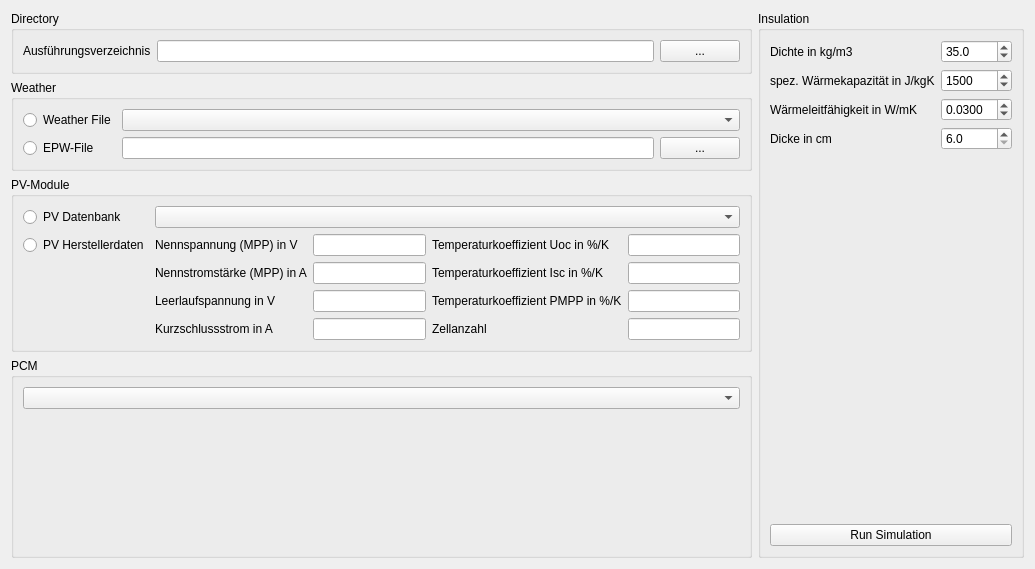
This is PVTool/src/PVToolWidget.ui in Arombolosh/PVTool as Qt 5 draws it before an edit. The edited form follows.
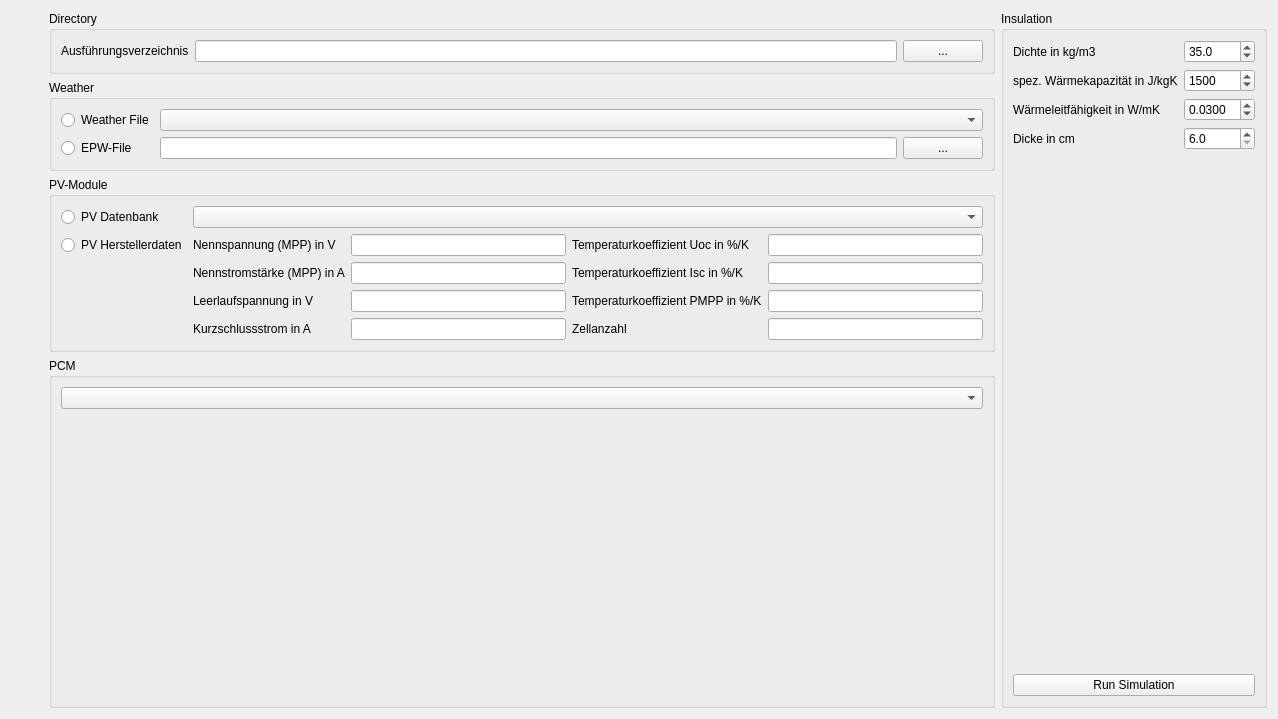
This is the edited form. Custom widgets are drawn as their Qt base class.

Commit message: Refactoring, added button bar and corresponding icons.

Diff of the .ui file:
```diff
--- a/PVTool/src/PVToolWidget.ui
+++ b/PVTool/src/PVToolWidget.ui
@@ -6,15 +6,15 @@
    <rect>
     <x>0</x>
     <y>0</y>
-    <width>1035</width>
-    <height>569</height>
+    <width>1278</width>
+    <height>719</height>
    </rect>
   </property>
   <property name="windowTitle">
    <string>Form</string>
   </property>
-  <layout class="QGridLayout" name="gridLayout_4">
-   <item row="3" column="0">
+  <layout class="QGridLayout" name="mainGridLayout">
+   <item row="3" column="1">
     <widget class="QGroupBox" name="groupBox_PCM">
      <property name="minimumSize">
       <size>
@@ -45,7 +45,206 @@
      </layout>
     </widget>
    </item>
-   <item row="2" column="0">
+   <item row="0" column="0" rowspan="4">
+    <widget class="PVTButtonBar" name="widget" native="true">
+     <property name="minimumSize">
+      <size>
+       <width>32</width>
+       <height>0</height>
+      </size>
+     </property>
+    </widget>
+   </item>
+   <item row="0" column="2" rowspan="4">
+    <widget class="QGroupBox" name="groupBox_Insulation">
+     <property name="title">
+      <string>Insulation</string>
+     </property>
+     <layout class="QGridLayout" name="gridLayout_5">
+      <item row="1" column="0">
+       <widget class="QLabel" name="label_2">
+        <property name="text">
+         <string>spez. Wärmekapazität in J/kgK</string>
+        </property>
+       </widget>
+      </item>
+      <item row="2" column="1">
+       <widget class="QDoubleSpinBox" name="doubleSpinBox_Conductivity">
+        <property name="decimals">
+         <number>4</number>
+        </property>
+        <property name="minimum">
+         <double>0.000100000000000</double>
+        </property>
+        <property name="maximum">
+         <double>10.000000000000000</double>
+        </property>
+        <property name="singleStep">
+         <double>0.010000000000000</double>
+        </property>
+        <property name="value">
+         <double>0.030000000000000</double>
+        </property>
+       </widget>
+      </item>
+      <item row="1" column="1">
+       <widget class="QDoubleSpinBox" name="doubleSpinBox_SpecHeatCapa">
+        <property name="decimals">
+         <number>0</number>
+        </property>
+        <property name="minimum">
+         <double>200.000000000000000</double>
+        </property>
+        <property name="maximum">
+         <double>4000.000000000000000</double>
+        </property>
+        <property name="value">
+         <double>1500.000000000000000</double>
+        </property>
+       </widget>
+      </item>
+      <item row="3" column="1">
+       <widget class="QDoubleSpinBox" name="doubleSpinBox_InsulationThickness">
+        <property name="decimals">
+         <number>1</number>
+        </property>
+        <property name="minimum">
+         <double>6.000000000000000</double>
+        </property>
+       </widget>
+      </item>
+      <item row="3" column="0">
+       <widget class="QLabel" name="label_4">
+        <property name="text">
+         <string>Dicke in cm</string>
+        </property>
+       </widget>
+      </item>
+      <item row="0" column="1">
+       <widget class="QDoubleSpinBox" name="doubleSpinBox_Density">
+        <property name="decimals">
+         <number>1</number>
+        </property>
+        <property name="minimum">
+         <double>1.000000000000000</double>
+        </property>
+        <property name="maximum">
+         <double>8000.000000000000000</double>
+        </property>
+        <property name="value">
+         <double>35.000000000000000</double>
+        </property>
+       </widget>
+      </item>
+      <item row="4" column="0" colspan="2">
+       <spacer name="verticalSpacer">
+        <property name="orientation">
+         <enum>Qt::Vertical</enum>
+        </property>
+        <property name="sizeHint" stdset="0">
+         <size>
+          <width>20</width>
+          <height>367</height>
+         </size>
+        </property>
+       </spacer>
+      </item>
+      <item row="2" column="0">
+       <widget class="QLabel" name="label_3">
+        <property name="text">
+         <string>Wärmeleitfähigkeit in W/mK</string>
+        </property>
+       </widget>
+      </item>
+      <item row="0" column="0">
+       <widget class="QLabel" name="label">
+        <property name="text">
+         <string>Dichte in kg/m3</string>
+        </property>
+       </widget>
+      </item>
+      <item row="5" column="0" colspan="2">
+       <widget class="QPushButton" name="pushButton_RunSimu">
+        <property name="text">
+         <string>Run Simulation</string>
+        </property>
+       </widget>
+      </item>
+     </layout>
+    </widget>
+   </item>
+   <item row="1" column="1">
+    <widget class="QGroupBox" name="groupBox_Weather">
+     <property name="title">
+      <string>Weather</string>
+     </property>
+     <layout class="QGridLayout" name="gridLayout">
+      <item row="0" column="0">
+       <widget class="QRadioButton" name="radioButton_WeatherComboBox">
+        <property name="text">
+         <string>Weather File</string>
+        </property>
+        <property name="checkable">
+         <bool>true</bool>
+        </property>
+        <property name="checked">
+         <bool>false</bool>
+        </property>
+        <property name="autoRepeat">
+         <bool>false</bool>
+        </property>
+       </widget>
+      </item>
+      <item row="1" column="0">
+       <widget class="QRadioButton" name="radioButton_EPW">
+        <property name="text">
+         <string>EPW-File</string>
+        </property>
+       </widget>
+      </item>
+      <item row="1" column="1">
+       <widget class="QLineEdit" name="lineEdit_EPWFile"/>
+      </item>
+      <item row="1" column="2">
+       <widget class="QPushButton" name="pushButton_EPW">
+        <property name="text">
+         <string>...</string>
+        </property>
+       </widget>
+      </item>
+      <item row="0" column="1" colspan="2">
+       <widget class="QComboBox" name="comboBox_WeatherFile"/>
+      </item>
+     </layout>
+    </widget>
+   </item>
+   <item row="0" column="1">
+    <widget class="QGroupBox" name="groupBox_Directory">
+     <property name="title">
+      <string>Directory</string>
+     </property>
+     <layout class="QGridLayout" name="gridLayout_6">
+      <item row="0" column="0">
+       <widget class="QLabel" name="label_5">
+        <property name="text">
+         <string>Ausführungsverzeichnis</string>
+        </property>
+       </widget>
+      </item>
+      <item row="0" column="1">
+       <widget class="QLineEdit" name="lineEdit_Directory"/>
+      </item>
+      <item row="0" column="2">
+       <widget class="QPushButton" name="pushButton_Directory">
+        <property name="text">
+         <string>...</string>
+        </property>
+       </widget>
+      </item>
+     </layout>
+    </widget>
+   </item>
+   <item row="2" column="1">
     <widget class="QGroupBox" name="groupBox_PVModule">
      <property name="title">
       <string>PV-Module</string>
@@ -151,197 +350,16 @@
      </layout>
     </widget>
    </item>
-   <item row="1" column="0">
-    <widget class="QGroupBox" name="groupBox_Weather">
-     <property name="title">
-      <string>Weather</string>
-     </property>
-     <layout class="QGridLayout" name="gridLayout">
-      <item row="0" column="0">
-       <widget class="QRadioButton" name="radioButton_WeatherComboBox">
-        <property name="text">
-         <string>Weather File</string>
-        </property>
-        <property name="checkable">
-         <bool>true</bool>
-        </property>
-        <property name="checked">
-         <bool>false</bool>
-        </property>
-        <property name="autoRepeat">
-         <bool>false</bool>
-        </property>
-       </widget>
-      </item>
-      <item row="1" column="0">
-       <widget class="QRadioButton" name="radioButton_EPW">
-        <property name="text">
-         <string>EPW-File</string>
-        </property>
-       </widget>
-      </item>
-      <item row="1" column="1">
-       <widget class="QLineEdit" name="lineEdit_EPWFile"/>
-      </item>
-      <item row="1" column="2">
-       <widget class="QPushButton" name="pushButton_EPW">
-        <property name="text">
-         <string>...</string>
-        </property>
-       </widget>
-      </item>
-      <item row="0" column="1" colspan="2">
-       <widget class="QComboBox" name="comboBox_WeatherFile"/>
-      </item>
-     </layout>
-    </widget>
-   </item>
-   <item row="0" column="1" rowspan="4">
-    <widget class="QGroupBox" name="groupBox_Insulation">
-     <property name="title">
-      <string>Insulation</string>
-     </property>
-     <layout class="QGridLayout" name="gridLayout_5">
-      <item row="0" column="0">
-       <widget class="QLabel" name="label">
-        <property name="text">
-         <string>Dichte in kg/m3</string>
-        </property>
-       </widget>
-      </item>
-      <item row="5" column="0" colspan="2">
-       <widget class="QPushButton" name="pushButton_RunSimu">
-        <property name="text">
-         <string>Run Simulation</string>
-        </property>
-       </widget>
-      </item>
-      <item row="0" column="1">
-       <widget class="QDoubleSpinBox" name="doubleSpinBox_Density">
-        <property name="decimals">
-         <number>1</number>
-        </property>
-        <property name="minimum">
-         <double>1.000000000000000</double>
-        </property>
-        <property name="maximum">
-         <double>8000.000000000000000</double>
-        </property>
-        <property name="value">
-         <double>35.000000000000000</double>
-        </property>
-       </widget>
-      </item>
-      <item row="2" column="0">
-       <widget class="QLabel" name="label_3">
-        <property name="text">
-         <string>Wärmeleitfähigkeit in W/mK</string>
-        </property>
-       </widget>
-      </item>
-      <item row="1" column="0">
-       <widget class="QLabel" name="label_2">
-        <property name="text">
-         <string>spez. Wärmekapazität in J/kgK</string>
-        </property>
-       </widget>
-      </item>
-      <item row="1" column="1">
-       <widget class="QDoubleSpinBox" name="doubleSpinBox_SpecHeatCapa">
-        <property name="decimals">
-         <number>0</number>
-        </property>
-        <property name="minimum">
-         <double>200.000000000000000</double>
-        </property>
-        <property name="maximum">
-         <double>4000.000000000000000</double>
-        </property>
-        <property name="value">
-         <double>1500.000000000000000</double>
-        </property>
-       </widget>
-      </item>
-      <item row="2" column="1">
-       <widget class="QDoubleSpinBox" name="doubleSpinBox_Conductivity">
-        <property name="decimals">
-         <number>4</number>
-        </property>
-        <property name="minimum">
-         <double>0.000100000000000</double>
-        </property>
-        <property name="maximum">
-         <double>10.000000000000000</double>
-        </property>
-        <property name="singleStep">
-         <double>0.010000000000000</double>
-        </property>
-        <property name="value">
-         <double>0.030000000000000</double>
-        </property>
-       </widget>
-      </item>
-      <item row="4" column="0" colspan="2">
-       <spacer name="verticalSpacer">
-        <property name="orientation">
-         <enum>Qt::Vertical</enum>
-        </property>
-        <property name="sizeHint" stdset="0">
-         <size>
-          <width>20</width>
-          <height>367</height>
-         </size>
-        </property>
-       </spacer>
-      </item>
-      <item row="3" column="1">
-       <widget class="QDoubleSpinBox" name="doubleSpinBox_InsulationThickness">
-        <property name="decimals">
-         <number>1</number>
-        </property>
-        <property name="minimum">
-         <double>6.000000000000000</double>
-        </property>
-       </widget>
-      </item>
-      <item row="3" column="0">
-       <widget class="QLabel" name="label_4">
-        <property name="text">
-         <string>Dicke in cm</string>
-        </property>
-       </widget>
-      </item>
-     </layout>
-    </widget>
-   </item>
-   <item row="0" column="0">
-    <widget class="QGroupBox" name="groupBox_Directory">
-     <property name="title">
-      <string>Directory</string>
-     </property>
-     <layout class="QGridLayout" name="gridLayout_6">
-      <item row="0" column="0">
-       <widget class="QLabel" name="label_5">
-        <property name="text">
-         <string>Ausführungsverzeichnis</string>
-        </property>
-       </widget>
-      </item>
-      <item row="0" column="1">
-       <widget class="QLineEdit" name="lineEdit_Directory"/>
-      </item>
-      <item row="0" column="2">
-       <widget class="QPushButton" name="pushButton_Directory">
-        <property name="text">
-         <string>...</string>
-        </property>
-       </widget>
-      </item>
-     </layout>
-    </widget>
-   </item>
   </layout>
  </widget>
+ <customwidgets>
+  <customwidget>
+   <class>PVTButtonBar</class>
+   <extends>QWidget</extends>
+   <header>PVTButtonBar.h</header>
+   <container>1</container>
+  </customwidget>
+ </customwidgets>
  <resources/>
  <connections/>
 </ui>
```
Left out of the diff: 2 changed lines with no effect on the pictures. The commit also changes 16 other files.
